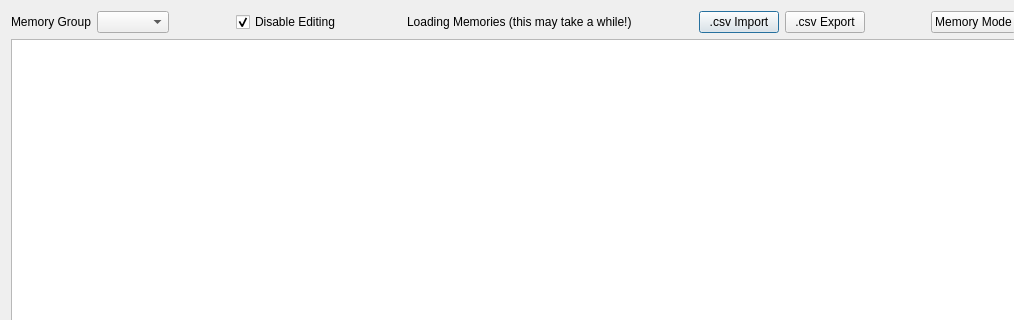
First picture: the form in memories.ui, repository adecarolis/wfweb, before the edit; both pictures show x 0 to 1014 and y 0 to 320 of the 1113 by 520 pixel window.
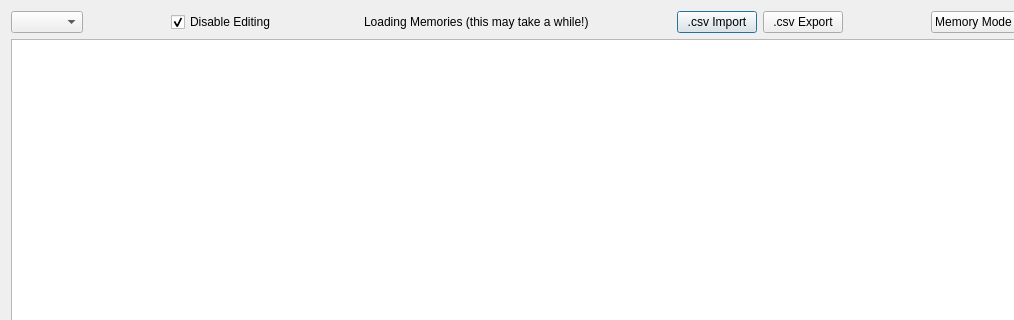
Second picture: the form after the edit. Custom widgets are drawn as their Qt base class.

```diff
--- a/memories.ui
+++ b/memories.ui
@@ -21,13 +21,6 @@
      </property>
      <item>
       <layout class="QHBoxLayout" name="horizontalLayout">
-       <item>
-        <widget class="QLabel" name="groupLabel">
-         <property name="text">
-          <string>Memory Group</string>
-         </property>
-        </widget>
-       </item>
        <item>
         <widget class="QComboBox" name="group"/>
        </item>
```
